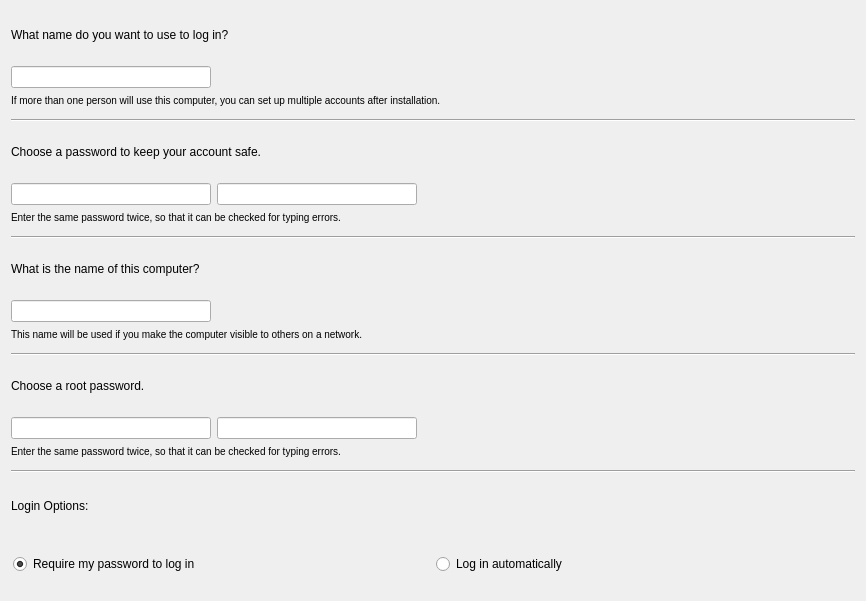
First picture: the form in src/modules/users/page_usersetup.ui, repository calamares/calamares, before the edit.
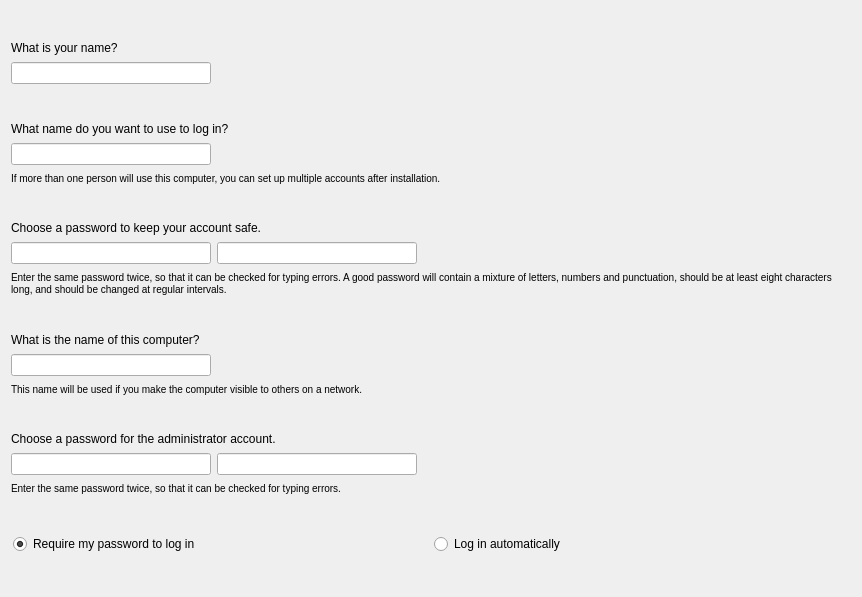
Second picture: the form after the edit.

Commit message: Refactor layouts in users page, add full name.

Patch:
```diff
--- a/src/modules/users/page_usersetup.ui
+++ b/src/modules/users/page_usersetup.ui
@@ -6,8 +6,8 @@
    <rect>
     <x>0</x>
     <y>0</y>
-    <width>866</width>
-    <height>601</height>
+    <width>862</width>
+    <height>597</height>
    </rect>
   </property>
   <property name="windowTitle">
@@ -15,7 +15,96 @@
   </property>
   <layout class="QVBoxLayout" name="verticalLayout_12">
    <item>
-    <layout class="QVBoxLayout" name="verticalLayout_8">
+    <spacer name="verticalSpacer">
+     <property name="orientation">
+      <enum>Qt::Vertical</enum>
+     </property>
+     <property name="sizeHint" stdset="0">
+      <size>
+       <width>20</width>
+       <height>1</height>
+      </size>
+     </property>
+    </spacer>
+   </item>
+   <item>
+    <widget class="QLabel" name="labelWhatIsYourName">
+     <property name="text">
+      <string>What is your name?</string>
+     </property>
+    </widget>
+   </item>
+   <item>
+    <layout class="QHBoxLayout" name="horizontalLayout">
+     <item>
+      <widget class="QLineEdit" name="textBoxFullName">
+       <property name="minimumSize">
+        <size>
+         <width>200</width>
+         <height>0</height>
+        </size>
+       </property>
+      </widget>
+     </item>
+     <item>
+      <widget class="QLabel" name="labelFullName">
+       <property name="sizePolicy">
+        <sizepolicy hsizetype="Fixed" vsizetype="Fixed">
+         <horstretch>0</horstretch>
+         <verstretch>0</verstretch>
+        </sizepolicy>
+       </property>
+       <property name="minimumSize">
+        <size>
+         <width>24</width>
+         <height>24</height>
+        </size>
+       </property>
+       <property name="maximumSize">
+        <size>
+         <width>24</width>
+         <height>24</height>
+        </size>
+       </property>
+       <property name="text">
+        <string notr="true"/>
+       </property>
+       <property name="scaledContents">
+        <bool>true</bool>
+       </property>
+      </widget>
+     </item>
+     <item>
+      <widget class="QLabel" name="labelFullNameError">
+       <property name="sizePolicy">
+        <sizepolicy hsizetype="Expanding" vsizetype="Preferred">
+         <horstretch>1</horstretch>
+         <verstretch>0</verstretch>
+        </sizepolicy>
+       </property>
+       <property name="text">
+        <string/>
+       </property>
+       <property name="wordWrap">
+        <bool>true</bool>
+       </property>
+      </widget>
+     </item>
+    </layout>
+   </item>
+   <item>
+    <spacer name="verticalSpacer_2">
+     <property name="orientation">
+      <enum>Qt::Vertical</enum>
+     </property>
+     <property name="sizeHint" stdset="0">
+      <size>
+       <width>20</width>
+       <height>1</height>
+      </size>
+     </property>
+    </spacer>
+   </item>
      <item>
       <widget class="QLabel" name="username_label_2">
        <property name="text">
@@ -27,23 +116,8 @@
       </widget>
      </item>
      <item>
-      <layout class="QGridLayout" name="_29">
-       <property name="leftMargin">
-        <number>0</number>
-       </property>
-       <property name="topMargin">
-        <number>0</number>
-       </property>
-       <property name="rightMargin">
-        <number>0</number>
-       </property>
-       <property name="bottomMargin">
-        <number>0</number>
-       </property>
-       <property name="verticalSpacing">
-        <number>0</number>
-       </property>
-       <item row="0" column="0">
+    <layout class="QHBoxLayout" name="horizontalLayout_2">
+     <item>
         <widget class="QLineEdit" name="textBoxUsername">
          <property name="sizePolicy">
           <sizepolicy hsizetype="Expanding" vsizetype="Fixed">
@@ -59,20 +133,7 @@
          </property>
         </widget>
        </item>
-       <item row="1" column="0" colspan="4">
-        <widget class="QLabel" name="username_extra_label_2">
-         <property name="styleSheet">
-          <string>font-weight: normal</string>
-         </property>
-         <property name="text">
-          <string>&lt;small&gt;If more than one person will use this computer, you can set up multiple accounts after installation.&lt;/small&gt;</string>
-         </property>
-         <property name="wordWrap">
-          <bool>true</bool>
-         </property>
-        </widget>
-       </item>
-       <item row="0" column="1">
+     <item>
         <widget class="QLabel" name="labelUsername">
          <property name="sizePolicy">
           <sizepolicy hsizetype="Fixed" vsizetype="Fixed">
@@ -97,7 +158,7 @@
          </property>
         </widget>
        </item>
-       <item row="0" column="2">
+     <item>
         <widget class="QLabel" name="labelUsernameError">
          <property name="sizePolicy">
           <sizepolicy hsizetype="Expanding" vsizetype="Preferred">
@@ -125,16 +186,31 @@
       </layout>
      </item>
      <item>
-      <widget class="Line" name="line_12">
-       <property name="orientation">
-        <enum>Qt::Horizontal</enum>
+    <widget class="QLabel" name="username_extra_label_2">
+     <property name="styleSheet">
+      <string>font-weight: normal</string>
+     </property>
+     <property name="text">
+      <string>&lt;small&gt;If more than one person will use this computer, you can set up multiple accounts after installation.&lt;/small&gt;</string>
+     </property>
+     <property name="wordWrap">
+      <bool>true</bool>
        </property>
       </widget>
      </item>
-    </layout>
-   </item>
    <item>
-    <layout class="QVBoxLayout" name="verticalLayout_10">
+    <spacer name="verticalSpacer_3">
+     <property name="orientation">
+      <enum>Qt::Vertical</enum>
+     </property>
+     <property name="sizeHint" stdset="0">
+      <size>
+       <width>20</width>
+       <height>1</height>
+      </size>
+     </property>
+    </spacer>
+   </item>
      <item>
       <widget class="QLabel" name="password_label_2">
        <property name="text">
@@ -146,36 +222,46 @@
       </widget>
      </item>
      <item>
-      <layout class="QGridLayout" name="_31">
-       <property name="leftMargin">
-        <number>0</number>
+    <layout class="QHBoxLayout" name="horizontalLayout_3">
+     <item>
+      <widget class="QLineEdit" name="textBoxUserPassword">
+       <property name="sizePolicy">
+        <sizepolicy hsizetype="Expanding" vsizetype="Fixed">
+         <horstretch>0</horstretch>
+         <verstretch>0</verstretch>
+        </sizepolicy>
        </property>
-       <property name="topMargin">
-        <number>0</number>
+       <property name="minimumSize">
+        <size>
+         <width>200</width>
+         <height>0</height>
+        </size>
        </property>
-       <property name="rightMargin">
-        <number>0</number>
+       <property name="echoMode">
+        <enum>QLineEdit::Password</enum>
        </property>
-       <property name="bottomMargin">
-        <number>0</number>
+      </widget>
+     </item>
+     <item>
+      <widget class="QLineEdit" name="textBoxUserVerifiedPassword">
+       <property name="sizePolicy">
+        <sizepolicy hsizetype="Expanding" vsizetype="Fixed">
+         <horstretch>0</horstretch>
+         <verstretch>0</verstretch>
+        </sizepolicy>
        </property>
-       <property name="verticalSpacing">
-        <number>0</number>
+       <property name="minimumSize">
+        <size>
+         <width>200</width>
+         <height>0</height>
+        </size>
        </property>
-       <item row="1" column="0" colspan="5">
-        <widget class="QLabel" name="password_extra_label_3">
-         <property name="styleSheet">
-          <string>font-weight: normal</string>
-         </property>
-         <property name="text">
-          <string>&lt;small&gt;Enter the same password twice, so that it can be checked for typing errors.&lt;/small&gt;</string>
-         </property>
-         <property name="wordWrap">
-          <bool>true</bool>
-         </property>
-        </widget>
-       </item>
-       <item row="0" column="2">
+       <property name="echoMode">
+        <enum>QLineEdit::Password</enum>
+       </property>
+      </widget>
+     </item>
+     <item>
         <widget class="QLabel" name="labelUserPassword">
          <property name="sizePolicy">
           <sizepolicy hsizetype="Fixed" vsizetype="Fixed">
@@ -200,7 +286,7 @@
          </property>
         </widget>
        </item>
-       <item row="0" column="3">
+     <item>
         <widget class="QLabel" name="labelUserPasswordError">
          <property name="sizePolicy">
           <sizepolicy hsizetype="Expanding" vsizetype="Preferred">
@@ -225,57 +311,34 @@
          </property>
         </widget>
        </item>
-       <item row="0" column="1">
-        <widget class="QLineEdit" name="textBoxUserVerifiedPassword">
-         <property name="sizePolicy">
-          <sizepolicy hsizetype="Expanding" vsizetype="Fixed">
-           <horstretch>0</horstretch>
-           <verstretch>0</verstretch>
-          </sizepolicy>
-         </property>
-         <property name="minimumSize">
-          <size>
-           <width>200</width>
-           <height>0</height>
-          </size>
-         </property>
-         <property name="echoMode">
-          <enum>QLineEdit::Password</enum>
-         </property>
-        </widget>
-       </item>
-       <item row="0" column="0">
-        <widget class="QLineEdit" name="textBoxUserPassword">
-         <property name="sizePolicy">
-          <sizepolicy hsizetype="Expanding" vsizetype="Fixed">
-           <horstretch>0</horstretch>
-           <verstretch>0</verstretch>
-          </sizepolicy>
-         </property>
-         <property name="minimumSize">
-          <size>
-           <width>200</width>
-           <height>0</height>
-          </size>
-         </property>
-         <property name="echoMode">
-          <enum>QLineEdit::Password</enum>
-         </property>
-        </widget>
-       </item>
       </layout>
      </item>
      <item>
-      <widget class="Line" name="line_14">
+    <widget class="QLabel" name="password_extra_label_3">
+     <property name="styleSheet">
+      <string>font-weight: normal</string>
+     </property>
+     <property name="text">
+      <string>&lt;small&gt;Enter the same password twice, so that it can be checked for typing errors. A good password will contain a mixture of letters, numbers and punctuation, should be at least eight characters long, and should be changed at regular intervals.&lt;/small&gt;</string>
+     </property>
+     <property name="wordWrap">
+      <bool>true</bool>
+     </property>
+    </widget>
+   </item>
+   <item>
+    <spacer name="verticalSpacer_4">
        <property name="orientation">
-        <enum>Qt::Horizontal</enum>
-       </property>
-      </widget>
-     </item>
-    </layout>
-   </item>
-   <item>
-    <layout class="QVBoxLayout" name="verticalLayout_9">
+      <enum>Qt::Vertical</enum>
+     </property>
+     <property name="sizeHint" stdset="0">
+      <size>
+       <width>20</width>
+       <height>1</height>
+      </size>
+     </property>
+    </spacer>
+   </item>
      <item>
       <widget class="QLabel" name="hostname_label_2">
        <property name="text">
@@ -287,23 +350,8 @@
       </widget>
      </item>
      <item>
-      <layout class="QGridLayout" name="_30">
-       <property name="leftMargin">
-        <number>0</number>
-       </property>
-       <property name="topMargin">
-        <number>0</number>
-       </property>
-       <property name="rightMargin">
-        <number>0</number>
-       </property>
-       <property name="bottomMargin">
-        <number>0</number>
-       </property>
-       <property name="verticalSpacing">
-        <number>0</number>
-       </property>
-       <item row="0" column="0">
+    <layout class="QHBoxLayout" name="horizontalLayout_4">
+     <item>
         <widget class="QLineEdit" name="textBoxHostname">
          <property name="sizePolicy">
           <sizepolicy hsizetype="Expanding" vsizetype="Fixed">
@@ -319,20 +367,7 @@
          </property>
         </widget>
        </item>
-       <item row="1" column="0" colspan="4">
-        <widget class="QLabel" name="hostname_extra_label_2">
-         <property name="styleSheet">
-          <string>font-weight: normal</string>
-         </property>
-         <property name="text">
-          <string>&lt;small&gt;This name will be used if you make the computer visible to others on a network.&lt;/small&gt;</string>
-         </property>
-         <property name="wordWrap">
-          <bool>false</bool>
-         </property>
-        </widget>
-       </item>
-       <item row="0" column="1">
+     <item>
         <widget class="QLabel" name="labelHostname">
          <property name="sizePolicy">
           <sizepolicy hsizetype="Fixed" vsizetype="Fixed">
@@ -357,7 +392,7 @@
          </property>
         </widget>
        </item>
-       <item row="0" column="2">
+     <item>
         <widget class="QLabel" name="labelHostnameError">
          <property name="sizePolicy">
           <sizepolicy hsizetype="Expanding" vsizetype="Preferred">
@@ -385,20 +420,35 @@
       </layout>
      </item>
      <item>
-      <widget class="Line" name="line_13">
-       <property name="orientation">
-        <enum>Qt::Horizontal</enum>
+    <widget class="QLabel" name="hostname_extra_label_2">
+     <property name="styleSheet">
+      <string>font-weight: normal</string>
+     </property>
+     <property name="text">
+      <string>&lt;small&gt;This name will be used if you make the computer visible to others on a network.&lt;/small&gt;</string>
+     </property>
+     <property name="wordWrap">
+      <bool>false</bool>
        </property>
       </widget>
      </item>
-    </layout>
-   </item>
    <item>
-    <layout class="QVBoxLayout" name="verticalLayout_11">
+    <spacer name="verticalSpacer_5">
+     <property name="orientation">
+      <enum>Qt::Vertical</enum>
+     </property>
+     <property name="sizeHint" stdset="0">
+      <size>
+       <width>20</width>
+       <height>1</height>
+      </size>
+     </property>
+    </spacer>
+   </item>
      <item>
       <widget class="QLabel" name="root_password_label_2">
        <property name="text">
-        <string>Choose a root password.</string>
+      <string>Choose a password for the administrator account.</string>
        </property>
        <property name="wordWrap">
         <bool>false</bool>
@@ -406,36 +456,46 @@
       </widget>
      </item>
      <item>
-      <layout class="QGridLayout" name="_32">
-       <property name="leftMargin">
-        <number>0</number>
+    <layout class="QHBoxLayout" name="horizontalLayout_5">
+     <item>
+      <widget class="QLineEdit" name="textBoxRootPassword">
+       <property name="sizePolicy">
+        <sizepolicy hsizetype="Expanding" vsizetype="Fixed">
+         <horstretch>0</horstretch>
+         <verstretch>0</verstretch>
+        </sizepolicy>
        </property>
-       <property name="topMargin">
-        <number>0</number>
+       <property name="minimumSize">
+        <size>
+         <width>200</width>
+         <height>0</height>
+        </size>
        </property>
-       <property name="rightMargin">
-        <number>0</number>
+       <property name="echoMode">
+        <enum>QLineEdit::Password</enum>
        </property>
-       <property name="bottomMargin">
-        <number>0</number>
+      </widget>
+     </item>
+     <item>
+      <widget class="QLineEdit" name="textBoxVerifiedRootPassword">
+       <property name="sizePolicy">
+        <sizepolicy hsizetype="Expanding" vsizetype="Fixed">
+         <horstretch>0</horstretch>
+         <verstretch>0</verstretch>
+        </sizepolicy>
        </property>
-       <property name="verticalSpacing">
-        <number>0</number>
+       <property name="minimumSize">
+        <size>
+         <width>200</width>
+         <height>0</height>
+        </size>
        </property>
-       <item row="1" column="0" colspan="5">
-        <widget class="QLabel" name="password_extra_label_4">
-         <property name="styleSheet">
-          <string>font-weight: normal</string>
-         </property>
-         <property name="text">
-          <string>&lt;small&gt;Enter the same password twice, so that it can be checked for typing errors.&lt;/small&gt;</string>
-         </property>
-         <property name="wordWrap">
-          <bool>true</bool>
-         </property>
-        </widget>
-       </item>
-       <item row="0" column="2">
+       <property name="echoMode">
+        <enum>QLineEdit::Password</enum>
+       </property>
+      </widget>
+     </item>
+     <item>
         <widget class="QLabel" name="labelRootPassword">
          <property name="sizePolicy">
           <sizepolicy hsizetype="Fixed" vsizetype="Fixed">
@@ -460,7 +520,7 @@
          </property>
         </widget>
        </item>
-       <item row="0" column="3">
+     <item>
         <widget class="QLabel" name="labelRootPasswordError">
          <property name="sizePolicy">
           <sizepolicy hsizetype="Expanding" vsizetype="Preferred">
@@ -485,67 +545,36 @@
          </property>
         </widget>
        </item>
-       <item row="0" column="1">
-        <widget class="QLineEdit" name="textBoxVerifiedRootPassword">
-         <property name="sizePolicy">
-          <sizepolicy hsizetype="Expanding" vsizetype="Fixed">
-           <horstretch>0</horstretch>
-           <verstretch>0</verstretch>
-          </sizepolicy>
-         </property>
-         <property name="minimumSize">
-          <size>
-           <width>200</width>
-           <height>0</height>
-          </size>
-         </property>
-         <property name="echoMode">
-          <enum>QLineEdit::Password</enum>
-         </property>
-        </widget>
-       </item>
-       <item row="0" column="0">
-        <widget class="QLineEdit" name="textBoxRootPassword">
-         <property name="sizePolicy">
-          <sizepolicy hsizetype="Expanding" vsizetype="Fixed">
-           <horstretch>0</horstretch>
-           <verstretch>0</verstretch>
-          </sizepolicy>
-         </property>
-         <property name="minimumSize">
-          <size>
-           <width>200</width>
-           <height>0</height>
-          </size>
-         </property>
-         <property name="echoMode">
-          <enum>QLineEdit::Password</enum>
-         </property>
-        </widget>
-       </item>
       </layout>
      </item>
      <item>
-      <widget class="Line" name="line_15">
+    <widget class="QLabel" name="password_extra_label_4">
+     <property name="styleSheet">
+      <string>font-weight: normal</string>
+     </property>
+     <property name="text">
+      <string>&lt;small&gt;Enter the same password twice, so that it can be checked for typing errors.&lt;/small&gt;</string>
+     </property>
+     <property name="wordWrap">
+      <bool>true</bool>
+     </property>
+    </widget>
+   </item>
+   <item>
+    <spacer name="verticalSpacer_6">
        <property name="orientation">
-        <enum>Qt::Horizontal</enum>
-       </property>
-      </widget>
-     </item>
-    </layout>
+      <enum>Qt::Vertical</enum>
+     </property>
+     <property name="sizeHint" stdset="0">
+      <size>
+       <width>20</width>
+       <height>1</height>
+      </size>
+     </property>
+    </spacer>
    </item>
    <item>
     <layout class="QVBoxLayout" name="verticalLayout_7">
-     <item>
-      <widget class="QLabel" name="login_label_2">
-       <property name="text">
-        <string>Login Options:</string>
-       </property>
-       <property name="wordWrap">
-        <bool>false</bool>
-       </property>
-      </widget>
-     </item>
      <item>
       <widget class="QWidget" name="widget_7" native="true">
        <layout class="QGridLayout" name="gridLayout_10">
@@ -586,6 +615,19 @@
      </item>
     </layout>
    </item>
+   <item>
+    <spacer name="verticalSpacer_7">
+     <property name="orientation">
+      <enum>Qt::Vertical</enum>
+     </property>
+     <property name="sizeHint" stdset="0">
+      <size>
+       <width>20</width>
+       <height>1</height>
+      </size>
+     </property>
+    </spacer>
+   </item>
   </layout>
  </widget>
  <tabstops>
```
Left out of the diff: 6 changed lines with no effect on the pictures. Lines whose indentation alone changed are shown as unchanged.
